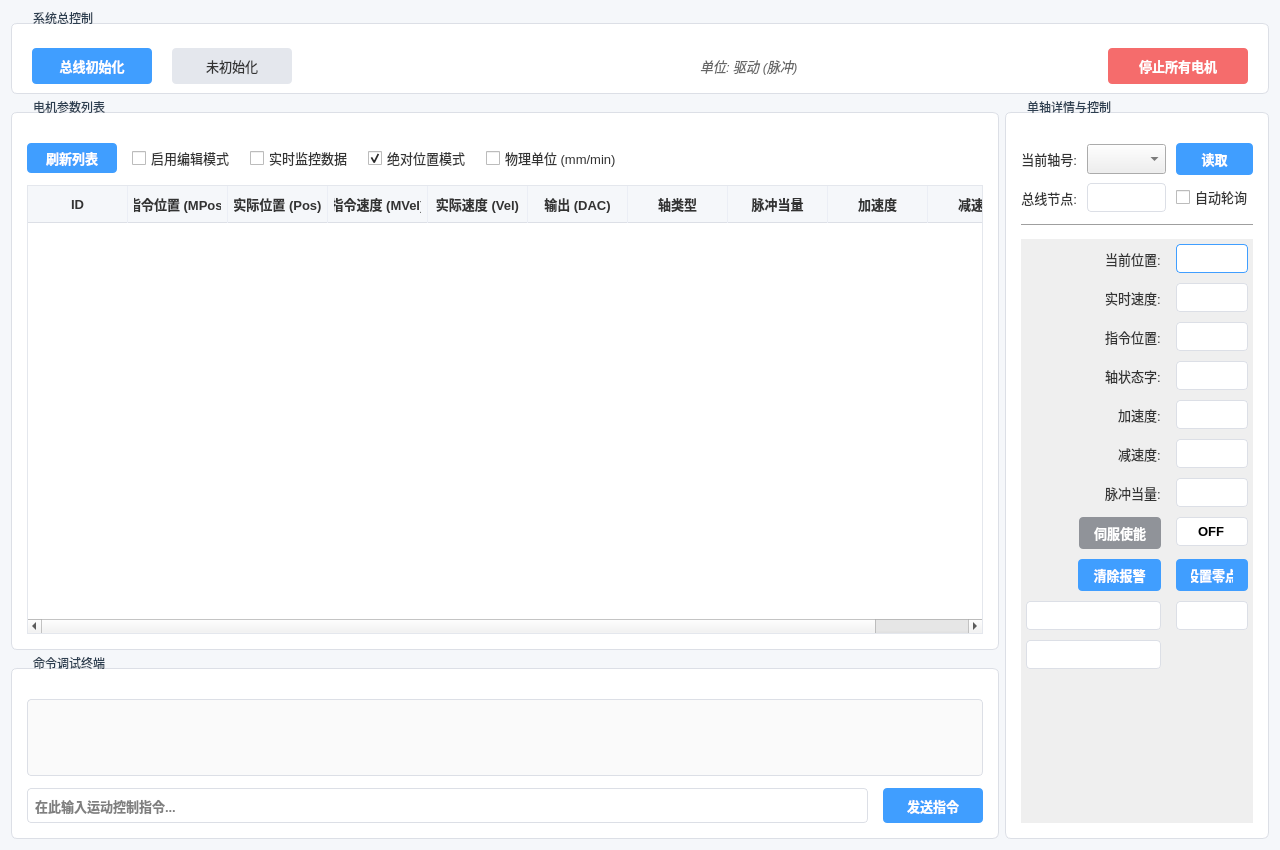
Before: the Qt Designer form forms/ControlPage.ui in Huier-git/Drill2tool, drawn with Qt 5.
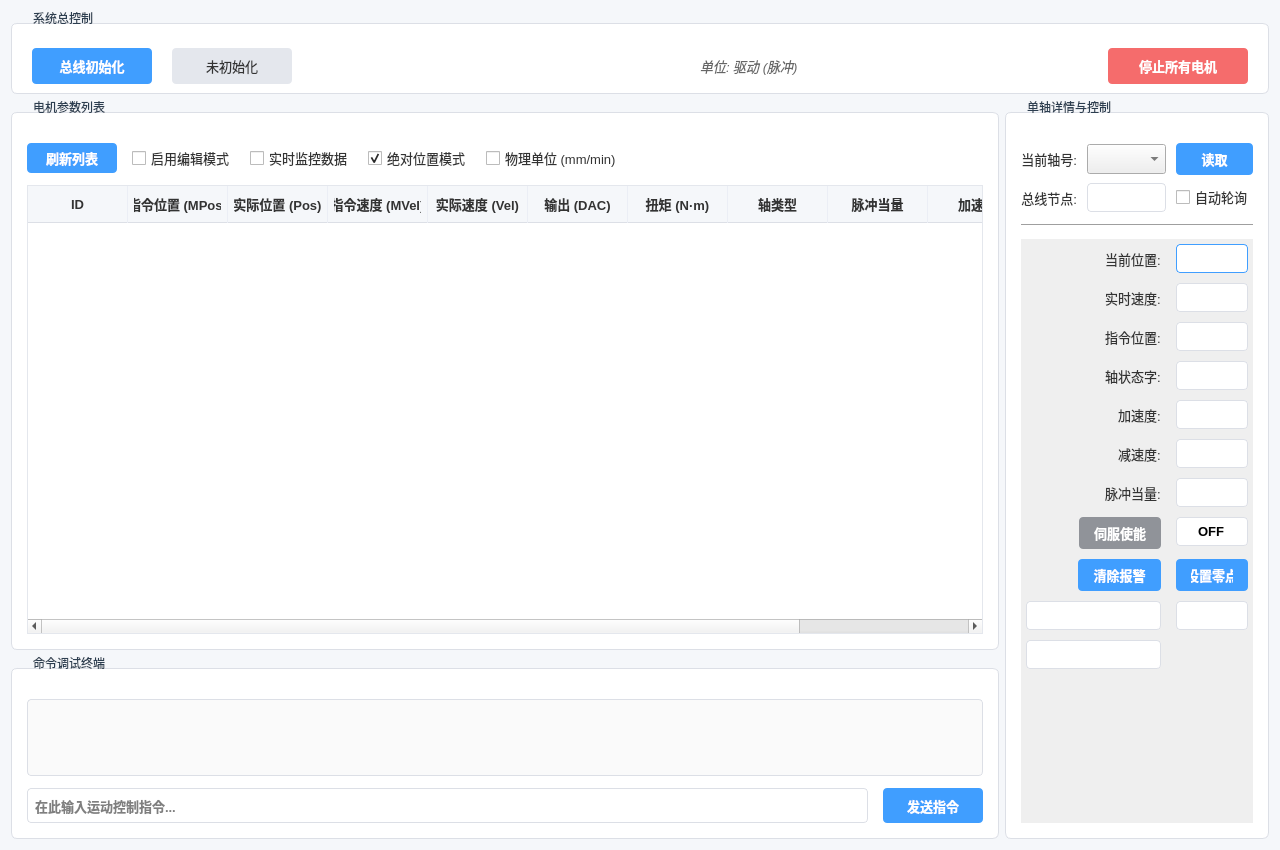
After: the same form once the commit is applied.

```diff
--- a/forms/ControlPage.ui
+++ b/forms/ControlPage.ui
@@ -401,6 +401,11 @@
               <string>输出 (DAC)</string>
              </property>
             </column>
+            <column>
+             <property name="text">
+              <string>扭矩 (N·m)</string>
+             </property>
+            </column>
             <column>
              <property name="text">
               <string>轴类型</string>
```
